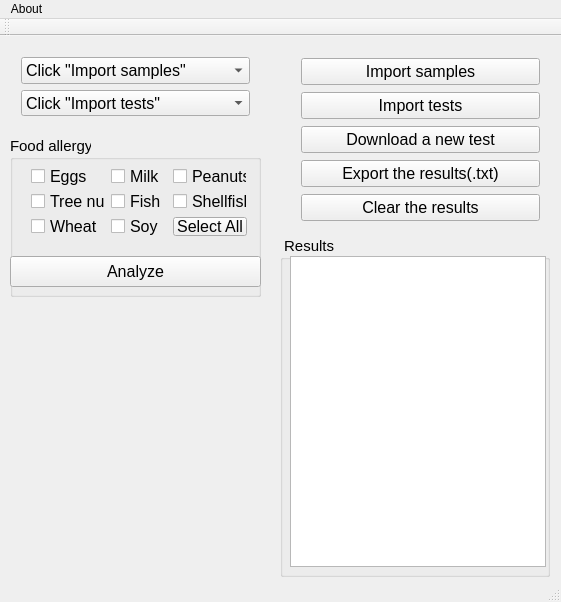
Above: Intern/Gene_analyzer(developing ver by c++)/mainwindow.ui from nkbartc/nkforce before the change. Below: the same form after it.
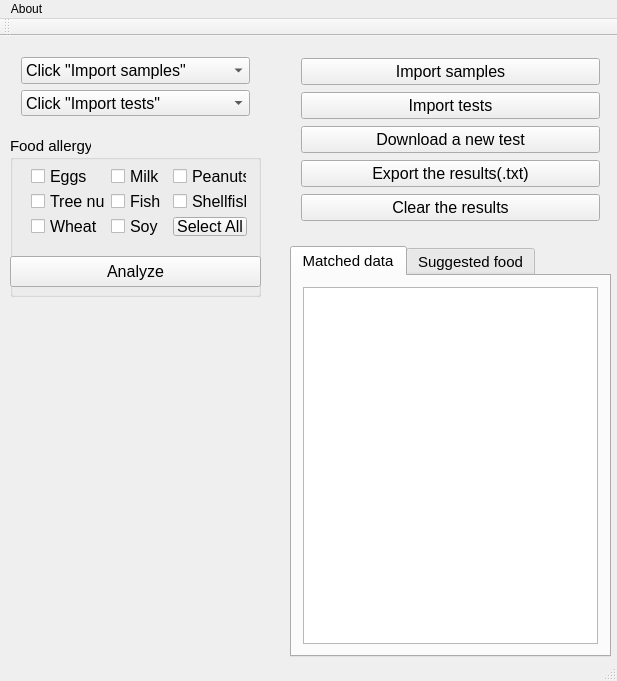
That is the form after the change. The open tabs and pages were chosen to show the change.

Commit message: add a new frame: suggested food

```diff
--- a/Intern/Gene_analyzer(developing ver by c++)/mainwindow.ui
+++ b/Intern/Gene_analyzer(developing ver by c++)/mainwindow.ui
@@ -6,8 +6,8 @@
    <rect>
     <x>0</x>
     <y>0</y>
-    <width>561</width>
-    <height>602</height>
+    <width>617</width>
+    <height>681</height>
    </rect>
   </property>
   <property name="windowTitle">
@@ -170,45 +170,12 @@
      </layout>
     </widget>
    </widget>
-   <widget class="QGroupBox" name="groupBox">
-    <property name="geometry">
-     <rect>
-      <x>280</x>
-      <y>200</y>
-      <width>270</width>
-      <height>341</height>
-     </rect>
-    </property>
-    <property name="font">
-     <font>
-      <pointsize>11</pointsize>
-     </font>
-    </property>
-    <property name="title">
-     <string> Results</string>
-    </property>
-    <widget class="QTextBrowser" name="textBrowser_rsgeno">
-     <property name="geometry">
-      <rect>
-       <x>10</x>
-       <y>20</y>
-       <width>256</width>
-       <height>311</height>
-      </rect>
-     </property>
-     <property name="font">
-      <font>
-       <pointsize>12</pointsize>
-      </font>
-     </property>
-    </widget>
-   </widget>
    <widget class="QWidget" name="layoutWidget">
     <property name="geometry">
      <rect>
       <x>290</x>
       <y>10</y>
-      <width>261</width>
+      <width>321</width>
       <height>191</height>
      </rect>
     </property>
@@ -318,13 +285,57 @@
      </item>
     </layout>
    </widget>
+   <widget class="QTabWidget" name="tabWidget">
+    <property name="geometry">
+     <rect>
+      <x>290</x>
+      <y>210</y>
+      <width>321</width>
+      <height>411</height>
+     </rect>
+    </property>
+    <property name="font">
+     <font>
+      <pointsize>11</pointsize>
+     </font>
+    </property>
+    <property name="currentIndex">
+     <number>1</number>
+    </property>
+    <widget class="QWidget" name="tab">
+     <attribute name="title">
+      <string>Matched data</string>
+     </attribute>
+     <layout class="QHBoxLayout" name="horizontalLayout">
+      <item>
+       <widget class="QTextBrowser" name="textBrowser_rsgeno">
+        <property name="font">
+         <font>
+          <pointsize>12</pointsize>
+         </font>
+        </property>
+       </widget>
+      </item>
+     </layout>
+    </widget>
+    <widget class="QWidget" name="tab_2">
+     <attribute name="title">
+      <string>Suggested food</string>
+     </attribute>
+     <layout class="QHBoxLayout" name="horizontalLayout_2">
+      <item>
+       <widget class="QTextBrowser" name="textBrowser_suggestedFood"/>
+      </item>
+     </layout>
+    </widget>
+   </widget>
   </widget>
   <widget class="QMenuBar" name="menuBar">
    <property name="geometry">
     <rect>
      <x>0</x>
      <y>0</y>
-     <width>561</width>
+     <width>617</width>
      <height>21</height>
     </rect>
    </property>
```
The commit also changes 3 other files.
